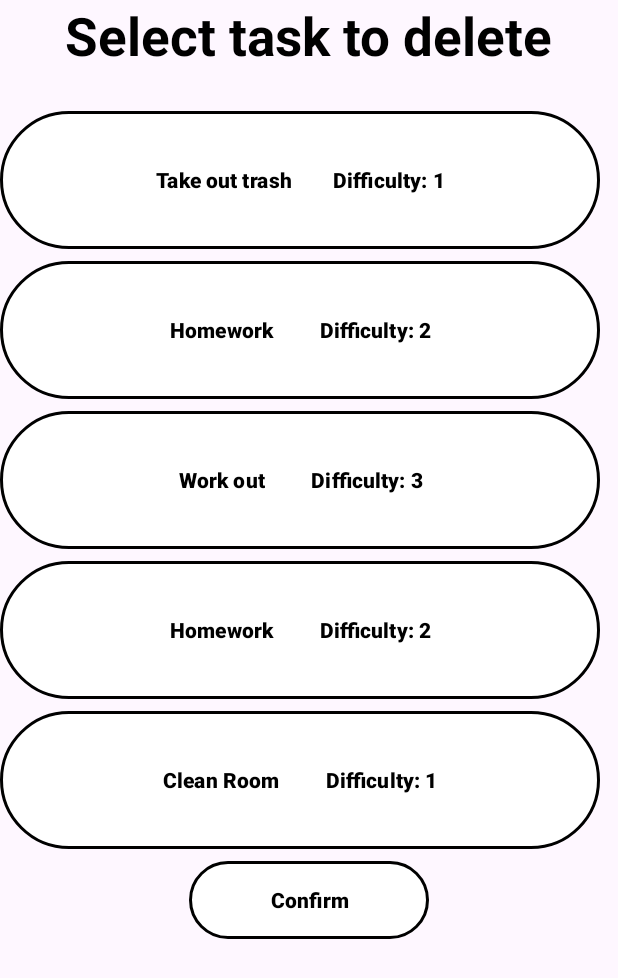
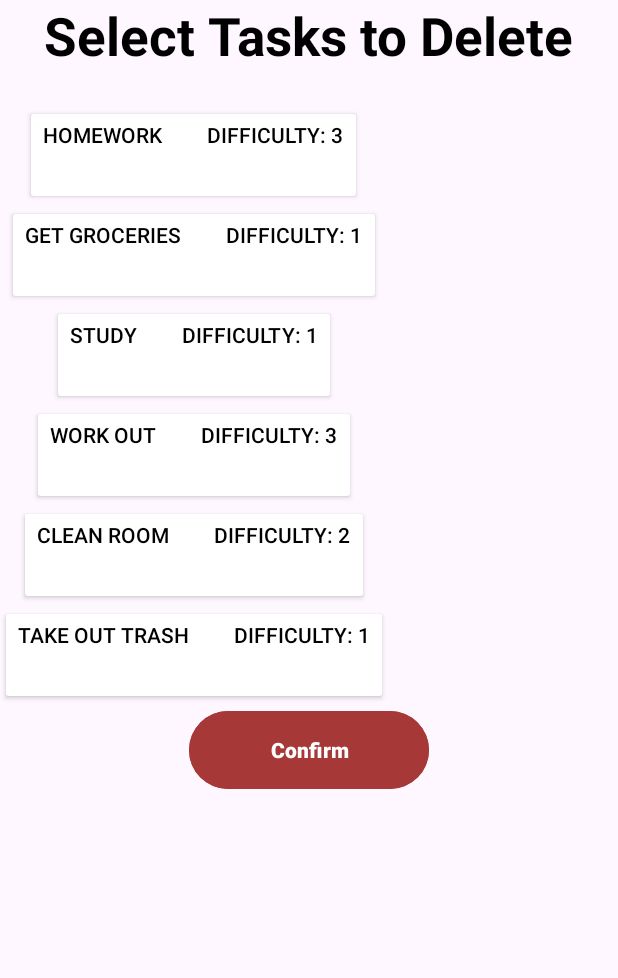
Before and after one commit to UTSA-CS-3443/MonstrousTasks, an Android app: the DeleteTasksActivity screen opened directly, with no data from a screen before it, on a phone screen of 412 x 824 dp. Shown: the top 978 px of the screen. Run offline under Robolectric (Android 15) with nearby library versions, the phone set to English and light mode, and no system bars.

Commit message:
Added DeleteTasks working.

```diff
--- a/app/src/main/java/com/example/monstroustasks/AddTaskActivity.java
+++ b/app/src/main/java/com/example/monstroustasks/AddTaskActivity.java
@@ -44,6 +44,10 @@ public class AddTaskActivity extends AppCompatActivity {
                     Toast toast = new Toast(AddTaskActivity.this);
                     toast.setText("Found identical task. Try another task!");
                     toast.setDuration(Toast.LENGTH_SHORT);
+                } else if (taskName.length() == 0) {
+                    Toast toast = new Toast(AddTaskActivity.this);
+                    toast.setText("Text field is empty!");
+                    toast.setDuration(Toast.LENGTH_SHORT);
                 } else {
                     taskList.addTask(taskName, difficulty);
                     try {
--- a/app/src/main/java/com/example/monstroustasks/DeleteTasksActivity.java
+++ b/app/src/main/java/com/example/monstroustasks/DeleteTasksActivity.java
@@ -1,12 +1,24 @@
 package com.example.monstroustasks;
 
+import android.content.Intent;
 import android.os.Bundle;
+import android.provider.Settings;
+import android.view.Gravity;
+import android.view.View;
+import android.view.ViewGroup;
+import android.widget.Button;
+import android.widget.LinearLayout;
 
 import androidx.activity.EdgeToEdge;
 import androidx.appcompat.app.AppCompatActivity;
 import androidx.core.graphics.Insets;
 import androidx.core.view.ViewCompat;
 import androidx.core.view.WindowInsetsCompat;
+
+import com.example.monstroustasks.model.TaskList;
+
+import java.io.FileNotFoundException;
+import java.util.ArrayList;
 
 public class DeleteTasksActivity extends AppCompatActivity {
 
@@ -16,6 +28,60 @@ public class DeleteTasksActivity extends AppCompatActivity {
         super.onCreate(savedInstanceState);
         setContentView(R.layout.activity_delete_tasks);
 
+        TaskList taskList = new TaskList();
+        taskList.loadTasks(DeleteTasksActivity.this);
+
+        final ArrayList<Boolean> t = new ArrayList<>();
+        LinearLayout taskLayout = findViewById(R.id.task_container);
+        for (int i = 0; i < taskList.getSize(); i++) {
+            t.add(false);
+            Button button = new Button(this);
+            LinearLayout.LayoutParams layoutParams = new LinearLayout.LayoutParams(ViewGroup.LayoutParams.WRAP_CONTENT, 100);
+            layoutParams.gravity = Gravity.CENTER;
+            button.setLayoutParams(layoutParams);
+            button.setGravity(View.TEXT_ALIGNMENT_CENTER);
+            button.setBackgroundTintList(getColorStateList(R.color.white));
+            button.setText(String.format("%s         Difficulty: %d", taskList.getTaskList().get(i).getTaskName(), taskList.getTaskList().get(i).getDifficulty()));
+            button.setTextColor(getColorStateList(R.color.black));
+            button.setHint(String.format("%d", i));
+            button.setOnClickListener(new View.OnClickListener() {
+                @Override
+                public void onClick(View v) {
+                    if (t.get(Integer.parseInt(button.getHint().toString()))) {
+                        t.set(Integer.parseInt(button.getHint().toString()), false);
+                        button.setBackgroundTintList(getColorStateList(R.color.white));
+                        button.setTextColor(getColorStateList(R.color.black));
+                    } else {
+                        t.set(Integer.parseInt(button.getHint().toString()), true);
+                        button.setBackgroundTintList(getColorStateList(R.color.red));
+                        button.setTextColor(getColorStateList(R.color.white));
+                    }
+                }
+            });
+            taskLayout.addView(button);
+        }
+
+        Button confirmButton = findViewById(R.id.confirm_button);
+
+        confirmButton.setOnClickListener(new View.OnClickListener() {
+            @Override
+            public void onClick(View v) {
+                for (int i = t.size() - 1; i >= 0; i--) {
+                    if (t.get(i)) {
+                        taskList.removeTask(taskList.getTaskList().get(i).getTaskName());
+                    }
+                }
+                try {
+                    taskList.saveTasks(DeleteTasksActivity.this);
+                } catch (FileNotFoundException e) {
+                    throw new RuntimeException(e);
+                }
+
+                Intent i = new Intent(DeleteTasksActivity.this, SettingsActivity.class);
+                startActivity(i);
+
+            }
+        });
 
     }
 }
--- a/app/src/main/res/layout/activity_delete_tasks.xml
+++ b/app/src/main/res/layout/activity_delete_tasks.xml
@@ -11,78 +11,21 @@
         android:layout_width="wrap_content"
         android:layout_height="70dp"
         android:layout_gravity="center"
-        android:text="Select task to delete"
+        android:text="Select Tasks to Delete"
         android:textColor="@color/black"
         android:textSize="35sp"
         android:textStyle="bold" />
     <ScrollView
-        android:layout_height="wrap_content"
-        android:layout_width="wrap_content">
+        android:layout_height="400dp"
+        android:layout_width="match_parent">
 
         <LinearLayout
             android:layout_width="wrap_content"
             android:layout_height="wrap_content"
             android:orientation="vertical"
+            android:id="@+id/task_container"
             >
-            <Button
-                android:id="@+id/HW1"
-                android:layout_width="400dp"
-                android:layout_height="100dp"
-                android:layout_gravity="center"
-                android:backgroundTint="#fff"
-                android:text="Take out trash        Difficulty: 1"
-                android:textStyle="bold"
-                android:textColor="@color/black"
-                android:strokeColor="@color/black"
-                app:strokeWidth="2dp"/>
 
-            <Button
-                android:id="@+id/HW2"
-                android:layout_width="400dp"
-                android:layout_height="100dp"
-                android:layout_gravity="center"
-                android:backgroundTint="#fff"
-                android:text="Homework         Difficulty: 2"
-                android:textStyle="bold"
-                android:textColor="@color/black"
-                android:strokeColor="@color/black"
-                app:strokeWidth="2dp"/>
-
-            <Button
-                android:id="@+id/HW3"
-                android:layout_width="400dp"
-                android:layout_height="100dp"
-                android:layout_gravity="center"
-                android:backgroundTint="#fff"
-                android:text="Work out         Difficulty: 3"
-                android:textStyle="bold"
-                android:textColor="@color/black"
-                android:strokeColor="@color/black"
-                app:strokeWidth="2dp"/>
-
-            <Button
-                android:id="@+id/HW4"
-                android:layout_width="400dp"
-                android:layout_height="100dp"
-                android:layout_gravity="center"
-                android:backgroundTint="#fff"
-                android:text="Homework         Difficulty: 2"
-                android:textStyle="bold"
-                android:textColor="@color/black"
-                android:strokeColor="@color/black"
-                app:strokeWidth="2dp"/>
-
-            <Button
-                android:id="@+id/HW5"
-                android:layout_width="400dp"
-                android:layout_height="100dp"
-                android:layout_gravity="center"
-                android:backgroundTint="#fff"
-                android:text="Clean Room         Difficulty: 1"
-                android:textStyle="bold"
-                android:textColor="@color/black"
-                android:strokeColor="@color/black"
-                app:strokeWidth="2dp"/>
         </LinearLayout>
     </ScrollView>
     <LinearLayout
@@ -90,16 +33,14 @@
         android:layout_height="wrap_content"
         android:layout_gravity="center">
         <Button
-            android:id="@+id/ss_home_button"
+            android:id="@+id/confirm_button"
             android:layout_width="160dp"
             android:layout_height="60dp"
             android:layout_gravity="left"
-            android:backgroundTint="#fff"
-            android:strokeColor="@color/black"
+            android:backgroundTint="@color/red"
             android:text="Confirm"
-            android:textColor="@color/black"
-            android:textStyle="bold"
-            app:strokeWidth="2dp"/>
+            android:textColor="@color/white"
+            android:textStyle="bold"/>
 
     </LinearLayout>
 </LinearLayout>
```
